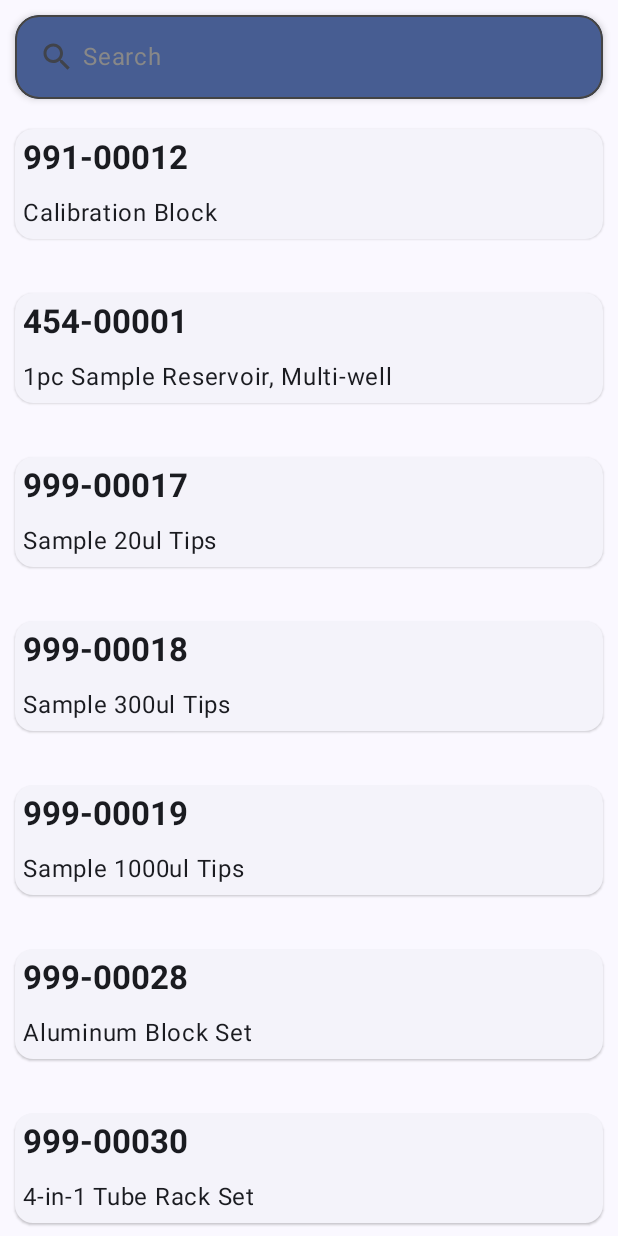
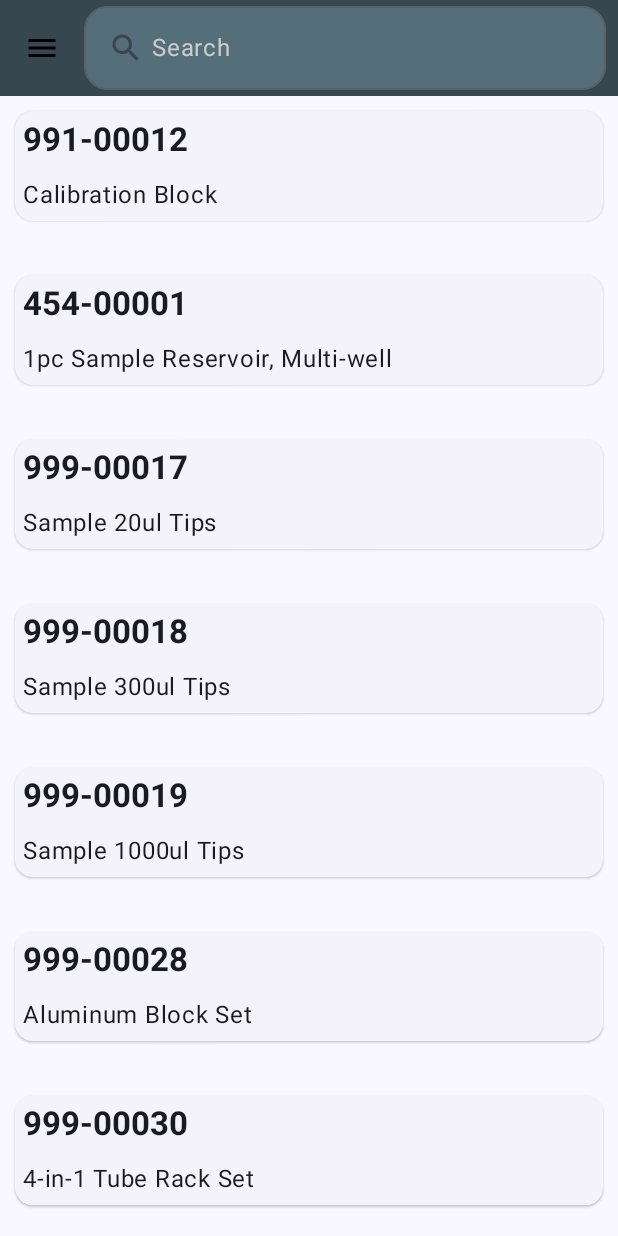
Before and after one commit to NorbertStr/OPT_Catalog, an Android app built with Jetpack Compose: the screen it shows after launch (MainActivity), on a phone screen of 412 x 824 dp. Run offline under Robolectric (Android 15) with nearby library versions, the phone set to English and light mode, and no system bars; our stand-ins replace Dagger/Hilt's generated code, Room's generated code.

Commit message:
Implement DropdownMenu

```diff
--- a/app/src/main/java/com/optcatalog/ui/screens/product_details/ProductDetailScreen.kt
+++ b/app/src/main/java/com/optcatalog/ui/screens/product_details/ProductDetailScreen.kt
@@ -46,7 +46,7 @@ fun ProductDetailScreen(
                     )
                 },
                 colors = topAppBarColors(
-                    containerColor = Color(0xFF475D92)
+                    containerColor = Color(0xFF37474F)
                 )
             )
         }
--- /dev/null
+++ b/app/src/main/java/com/optcatalog/ui/screens/product_list/DropdownMenu.kt
@@ -0,0 +1,52 @@
+package com.optcatalog.ui.screens.product_list
+
+import androidx.compose.foundation.background
+import androidx.compose.foundation.layout.Box
+import androidx.compose.material.icons.Icons
+import androidx.compose.material.icons.filled.Menu
+import androidx.compose.material.icons.filled.Refresh
+import androidx.compose.material3.DropdownMenuItem
+import androidx.compose.material3.Icon
+import androidx.compose.material3.IconButton
+import androidx.compose.material3.Text
+import androidx.compose.runtime.Composable
+import androidx.compose.runtime.getValue
+import androidx.compose.runtime.mutableStateOf
+import androidx.compose.runtime.remember
+import androidx.compose.runtime.setValue
+import androidx.compose.ui.Modifier
+import androidx.compose.ui.graphics.Color
+import androidx.compose.ui.tooling.preview.Preview
+
+@Composable
+fun DropdownMenu(){
+    var expanded by remember {mutableStateOf(false)}
+
+    Box(
+        modifier = Modifier
+            .background(Color(0xFF37474F)),
+
+
+    ){
+        IconButton(onClick = {expanded = !expanded}) {
+            Icon(Icons.Default.Menu, contentDescription = "More options")
+        }
+        androidx.compose.material3.DropdownMenu(
+            expanded = expanded,
+            onDismissRequest = {expanded = false}
+        ){
+            DropdownMenuItem(
+                text = { Text("Synchronize") },
+                leadingIcon = { Icon(Icons.Default.Refresh, contentDescription = "refresch detabase") },
+                onClick = {  }
+            )
+        }
+
+    }
+}
+
+@Preview
+@Composable
+private fun DropdownMenuPreview() {
+    DropdownMenu()
+}
--- a/app/src/main/java/com/optcatalog/ui/screens/product_list/ProductListScreen.kt
+++ b/app/src/main/java/com/optcatalog/ui/screens/product_list/ProductListScreen.kt
@@ -2,13 +2,9 @@ package com.optcatalog.ui.screens.product_list
 
 import AppTheme
 import android.content.res.Configuration
-import androidx.compose.foundation.BorderStroke
 import androidx.compose.foundation.background
-import androidx.compose.foundation.border
 import androidx.compose.foundation.clickable
 import androidx.compose.foundation.layout.Arrangement
-import androidx.compose.foundation.layout.Box
-import androidx.compose.foundation.layout.Column
 import androidx.compose.foundation.layout.Row
 import androidx.compose.foundation.layout.fillMaxSize
 import androidx.compose.foundation.layout.fillMaxWidth
@@ -19,10 +15,13 @@ import androidx.compose.foundation.shape.RoundedCornerShape
 import androidx.compose.foundation.text.KeyboardOptions
 import androidx.compose.material.icons.Icons
 import androidx.compose.material.icons.filled.Search
+import androidx.compose.material3.ExperimentalMaterial3Api
 import androidx.compose.material3.Icon
 import androidx.compose.material3.OutlinedTextField
 import androidx.compose.material3.Scaffold
 import androidx.compose.material3.Text
+import androidx.compose.material3.TopAppBar
+import androidx.compose.material3.TopAppBarColors
 import androidx.compose.runtime.Composable
 import androidx.compose.runtime.State
 import androidx.compose.runtime.collectAsState
@@ -32,7 +31,6 @@ import androidx.compose.runtime.saveable.rememberSaveable
 import androidx.compose.runtime.setValue
 import androidx.compose.ui.Modifier
 import androidx.compose.ui.draw.clip
-import androidx.compose.ui.draw.shadow
 import androidx.compose.ui.graphics.Color
 import androidx.compose.ui.text.TextStyle
 import androidx.compose.ui.text.font.FontWeight
@@ -41,9 +39,9 @@ import androidx.compose.ui.tooling.preview.Preview
 import androidx.compose.ui.unit.dp
 import androidx.compose.ui.unit.sp
 import com.optcatalog.data.model.Product
-
 import kotlinx.coroutines.flow.MutableStateFlow
 
+@OptIn(ExperimentalMaterial3Api::class)
 @Composable
 fun ProductListScreen(
     searchProduct: (String) -> Unit,
@@ -54,27 +52,17 @@ fun ProductListScreen(
 
     var query by rememberSaveable { mutableStateOf("") }
 
-    Scaffold { innerPadding ->
-        Column(
-            modifier = Modifier
-                .padding(innerPadding)
-                .fillMaxSize()
-        ) {
-            Box(
-                modifier = Modifier
-                    .fillMaxWidth()
-                    .clip(shape = RoundedCornerShape(16.dp))
-                    .padding(10.dp)
-                    .shadow(
-                        elevation = 3.dp,
-                        shape = RoundedCornerShape(16.dp),
-                        ambientColor = Color.Gray
-                    )
-                    .border(
-                        border = BorderStroke(width = 1.dp, color = Color.DarkGray),
-                        shape = RoundedCornerShape(16.dp)
-                    )
-            ) {
+    Scaffold(
+        topBar = {
+            TopAppBar(
+                colors = TopAppBarColors(
+                    containerColor = Color(0xFF37474F),
+                    scrolledContainerColor = Color(0xFF37474F),
+                    navigationIconContentColor = Color.Black,
+                    titleContentColor = Color.LightGray,
+                    actionIconContentColor = Color.Black
+                ),
+                title = {
                     OutlinedTextField(
                         value = query,
                         onValueChange = { query = it },
@@ -92,7 +80,7 @@ fun ProductListScreen(
                                     modifier = Modifier.padding(end = 5.dp)
                                 )
                                 Text(
-                                text = "Search", color = Color.Gray
+                                    text = "Search", color = Color.LightGray
                                 )
                             }
                         },
@@ -100,23 +88,28 @@ fun ProductListScreen(
                             keyboardType = KeyboardType.Number,
                         ),
                         modifier = Modifier
+                            .clip(shape = RoundedCornerShape(16.dp))
+                            .background(Color(0xFF546E7A))
                             .fillMaxWidth()
-                        .clip(shape = RoundedCornerShape(16.dp))
-                        .background(Color(0xFF475D92)),
+                    )
+                },
+               navigationIcon = { DropdownMenu() }
             )
         }
+    ) { innerPadding ->
 
         searchProduct(query)
 
-            LazyColumn(verticalArrangement = Arrangement.spacedBy(16.dp),
-                modifier = Modifier.clickable {
-
-                }) {
+        LazyColumn(
+            verticalArrangement = Arrangement.spacedBy(16.dp),
+            modifier = Modifier
+                .padding(innerPadding)
+                .fillMaxSize()
+        ) {
             items(searchResults.value) {
                 ItemRow(product = it, modifier = Modifier.clickable {
                     it.let(onNavigate)
                 })
-                }
             }
         }
     }
```
Lines whose indentation alone changed are shown as unchanged.
